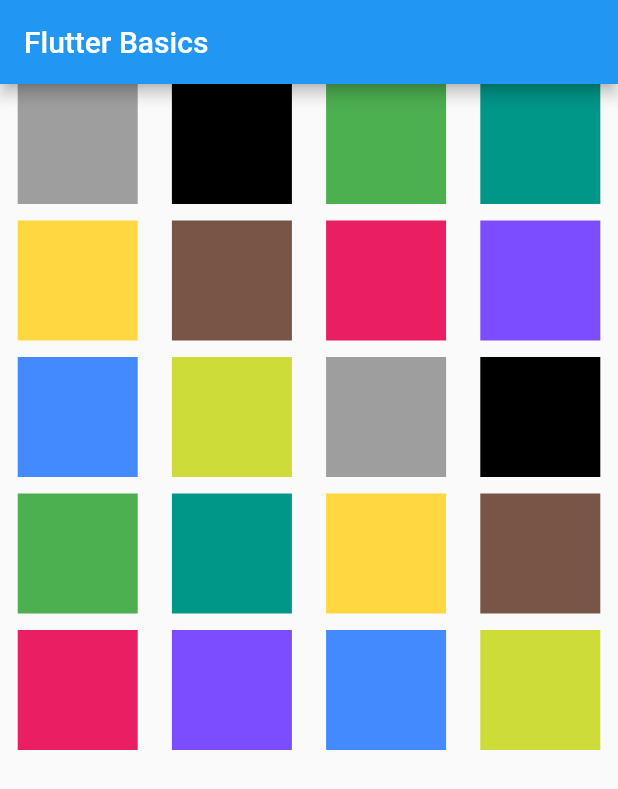
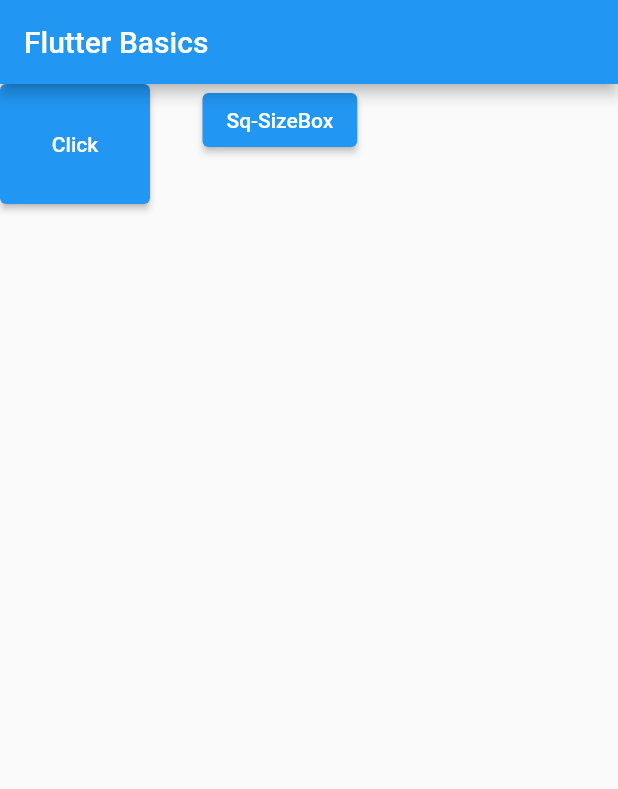
Before and after one commit to KiranKhadd29/practiceFlutter, a Flutter app: the screen it shows after launch, on a phone screen of 412 x 824 dp. Shown: the top 789 px of the screen. Run offline on Flutter 3.47's test engine with Material 2 defaults, Android fonts, the phone set to English and light mode, and no system bars.

Commit message:
Widget - SizedBox

```diff
--- a/Kiran Workspace/flutter_basics/lib/main.dart
+++ b/Kiran Workspace/flutter_basics/lib/main.dart
@@ -57,8 +57,52 @@
             title: Text('Flutter Basics'),
           ),
           body:
+        ////////// Sized Box ////////////////////
+
+        Wrap(
+          children: [
+
+            ConstrainedBox(
+              constraints: BoxConstraints(
+                maxHeight: 80,
+                maxWidth: 100,
+                minHeight: 40,
+                minWidth: 40,
+              ),
+              child: SizedBox.expand(
+                //child: SizedBox.shrink(
+                //child: SizedBox.square(
+                //dimension: 200,
+                //height: 200,
+                //width: 35,
+                child: ElevatedButton(
+                    onPressed: (){
+                    },
+                    child: Text("Click")),
+              ),
+            ),
+            SizedBox(
+              width: 35,
+            ),
+
+            SizedBox.square(
+              //dimension: 200,
+              //height: 200,
+              //width: 35,
+              child: ElevatedButton(
+                  onPressed: (){
+                  },
+                  child: Text("Sq-SizeBox")),
+            ),
+
+          ],
+
+        ),
+
+
+
           ////////// Wrap Widget ////////////////////
-
+            /*
           Container(
             width: double.infinity,
             height: double.infinity,
@@ -171,7 +215,7 @@
               ],
             ),
           )
-
+            */
 
         ////////// Stack ////////////////////
         /*
```
Lines whose indentation alone changed are shown as unchanged.
